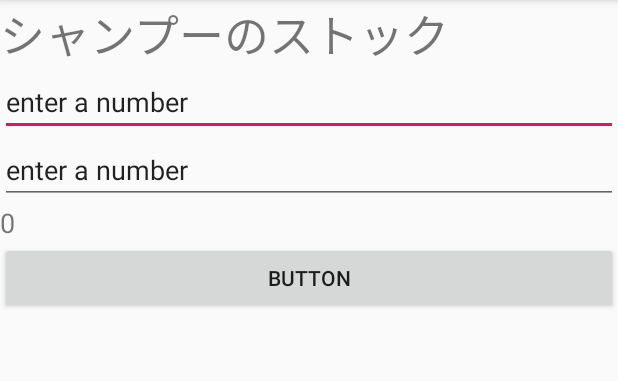
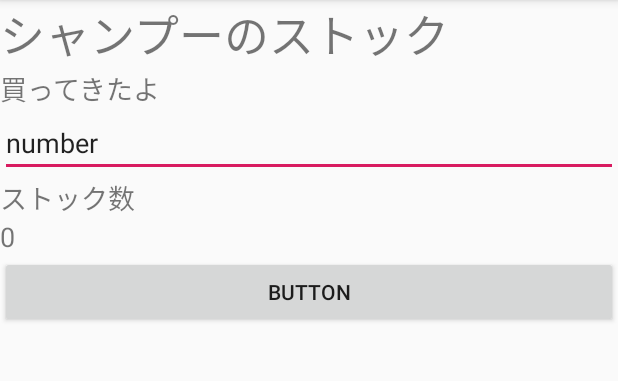
Before and after one commit to shiawase375/MyFirstApp-master-4, an Android app: the screen it shows after launch (MainActivity), after a tap on "BUTTON", on a phone screen of 412 x 824 dp, the part 84-465 px from its top. Run offline under Robolectric (Android 15) with nearby library versions, the phone set to English and light mode, and no system bars; 1 statement that could not run was skipped.

Commit message:
ストック数増加

```diff
--- a/app/src/main/java/com/example/myfirstapp/MainActivity.java
+++ b/app/src/main/java/com/example/myfirstapp/MainActivity.java
@@ -2,6 +2,8 @@ package com.example.myfirstapp;
 
 import androidx.appcompat.app.AppCompatActivity;
 
+import android.app.backup.SharedPreferencesBackupHelper;
+import android.content.SharedPreferences;
 import android.os.Bundle;
 import android.view.View;
 import android.widget.Button;
@@ -15,20 +17,29 @@ public class MainActivity extends AppCompatActivity {
     protected void onCreate(Bundle savedInstanceState){
         super.onCreate(savedInstanceState);
         setContentView(R.layout.activity_main);
-        Button button=findViewById(R.id.button3);//ボタンの設定
 
 
+        Button button=findViewById(R.id.button3);//ボタンの設定
         TextView textView2=findViewById(R.id.textView);
+        final SharedPreferences[] datastore = new SharedPreferences[1];
+
+
         button.setOnClickListener(new View.OnClickListener() {
             @Override
             public void onClick(View view) {
-               EditText editText=(EditText)findViewById(R.id.editText);
-                EditText editText2 = (EditText)findViewById(R.id.editText2);
+                EditText editText=(EditText)findViewById(R.id.editText);//入力値
+                SharedPreferences preferences = getSharedPreferences("storedata",MODE_PRIVATE);//データ保存
 
 
-                int a = Integer.parseInt(editText.getText().toString());
-                int b = Integer.parseInt(editText2.getText().toString());
-                int c = a + b;
+                int a = preferences.getInt("count" , 0);;
+                int b = Integer.parseInt(editText.getText().toString());
+                int c = a+b;
+
+
+//ストック数保存
+                SharedPreferences.Editor editor = preferences.edit();
+                editor.putInt("count",c);
+                editor.commit();
 
                 TextView textView1 = (TextView)findViewById(R.id.textView);
                 textView1.setText(String.valueOf(c));
--- a/app/src/main/res/layout/activity_main.xml
+++ b/app/src/main/res/layout/activity_main.xml
@@ -22,13 +22,12 @@
                 android:text="シャンプーのストック"
                 android:textSize="30sp" />
 
-            <EditText
-                android:id="@+id/editText2"
+            <TextView
+                android:id="@+id/textView4"
                 android:layout_width="match_parent"
                 android:layout_height="wrap_content"
-                android:ems="10"
-                android:inputType="textPersonName"
-                android:text="enter a number" />
+                android:text="買ってきたよ"
+                android:textSize="18sp" />
 
             <EditText
                 android:id="@+id/editText"
@@ -36,7 +35,14 @@
                 android:layout_height="wrap_content"
                 android:ems="10"
                 android:inputType="textPersonName"
-                android:text="enter a number" />
+                android:text="number" />
+
+            <TextView
+                android:id="@+id/textView3"
+                android:layout_width="match_parent"
+                android:layout_height="wrap_content"
+                android:text="ストック数"
+                android:textSize="18sp" />
 
             <TextView
                 android:id="@+id/textView"
```
